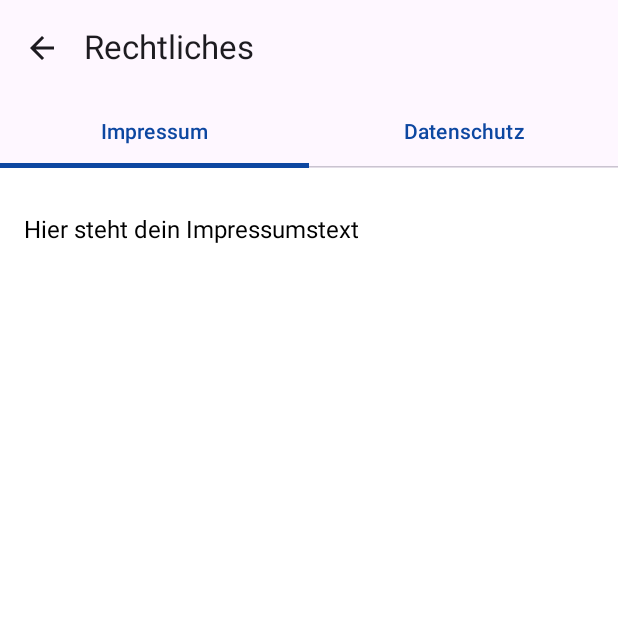
After one commit to Cyberfuture2002/FixPilot, an Android app built with Jetpack Compose: the composable LegalScreen shown on its own in the app's theme, on a phone screen of 412 x 824 dp, the top half of it. The commit adds this screen. Run offline under Robolectric (Android 15) with nearby library versions, the phone set to English and light mode, and no system bars.

Commit message:
Rechtliches

```diff
--- a/app/src/main/java/com/example/fixpilot/ui/MainScreen.kt
+++ b/app/src/main/java/com/example/fixpilot/ui/MainScreen.kt
@@ -21,6 +21,7 @@ import androidx.compose.material.icons.filled.*
 import androidx.compose.ui.res.stringResource
 import com.example.fixpilot.ui.screens.feedback.FeedbackScreen
 import com.example.fixpilot.R
+import com.example.fixpilot.ui.screens.legal.LegalScreen
 
 @Composable
 fun MainScreen(navController: NavHostController, viewModel: AppViewModel) {
@@ -85,6 +86,10 @@ fun MainScreen(navController: NavHostController, viewModel: AppViewModel) {
                 val solutionId = backStackEntry.arguments?.getString("solutionId") ?: return@composable
                 SolutionScreen(solutionId, navController)
             }
+            composable("legal") {
+                LegalScreen(navController = navController)
+            }
+
         }
     }
 }
--- a/app/src/main/java/com/example/fixpilot/ui/navigation/NavGraph.kt
+++ b/app/src/main/java/com/example/fixpilot/ui/navigation/NavGraph.kt
@@ -13,6 +13,7 @@ import com.example.fixpilot.ui.screens.questionflow.FragebaumScreen
 import com.example.fixpilot.ui.screens.solution.SolutionScreen
 import com.example.fixpilot.viewmodel.AppViewModel
 import com.example.fixpilot.ui.splash.SplashScreen
+import com.example.fixpilot.ui.screens.legal.LegalScreen
 
 @Composable
 fun FixPilotNavGraph(
@@ -39,6 +40,10 @@ fun FixPilotNavGraph(
         composable("settings") {
             EinstellungenScreen(viewModel = viewModel, navController = navController)
         }
+        composable("legal") {
+            LegalScreen(navController = navController)
+        }
+
         composable("solution/{solutionId}") { backStackEntry ->
             val solutionId = backStackEntry.arguments?.getString("solutionId")
             if (solutionId == null) {
--- /dev/null
+++ b/app/src/main/java/com/example/fixpilot/ui/screens/legal/LegalScreen.kt
@@ -0,0 +1,74 @@
+package com.example.fixpilot.ui.screens.legal
+
+import androidx.compose.foundation.layout.*
+import androidx.compose.material3.*
+import androidx.compose.runtime.*
+import androidx.compose.ui.Modifier
+import androidx.compose.ui.res.stringResource
+import androidx.compose.ui.unit.dp
+import androidx.navigation.NavHostController
+import com.example.fixpilot.R
+import androidx.compose.material.icons.Icons
+import androidx.compose.material.icons.filled.ArrowBack
+
+
+
+@OptIn(ExperimentalMaterial3Api::class)
+@Composable
+fun LegalScreen(navController: NavHostController) {
+    val tabs = listOf(
+        stringResource(R.string.imprint_title),
+        stringResource(R.string.privacy_title)
+    )
+    var selectedTab by remember { mutableStateOf(0) }
+
+    Scaffold(
+        topBar = {
+            TopAppBar(
+                title = { Text(stringResource(R.string.legal_screen_title)) },
+                navigationIcon = {
+                    IconButton(onClick = { navController.popBackStack() }) {
+                        Icon(Icons.Default.ArrowBack, contentDescription = "Zurück")
+                    }
+                }
+            )
+        }
+    ) { padding ->
+        Column(
+            Modifier
+                .padding(padding)
+                .fillMaxSize()
+        ) {
+            TabRow(selectedTabIndex = selectedTab) {
+                tabs.forEachIndexed { index, title ->
+                    Tab(
+                        selected = selectedTab == index,
+                        onClick = { selectedTab = index },
+                        text = { Text(title) }
+                    )
+                }
+            }
+
+            Spacer(modifier = Modifier.height(16.dp))
+
+            when (selectedTab) {
+                0 -> {
+                    // Impressum Text
+                    Text(
+                        text = stringResource(R.string.imprint_text),
+                        style = MaterialTheme.typography.bodyLarge,
+                        modifier = Modifier.padding(16.dp)
+                    )
+                }
+                1 -> {
+                    // Datenschutz Text
+                    Text(
+                        text = stringResource(R.string.privacy_text),
+                        style = MaterialTheme.typography.bodyLarge,
+                        modifier = Modifier.padding(16.dp)
+                    )
+                }
+            }
+        }
+    }
+}
--- a/app/src/main/res/values/strings.xml
+++ b/app/src/main/res/values/strings.xml
@@ -28,6 +28,15 @@
     <string name="app_version">App-Version: 0.0.1</string>
     <string name="cache_clear">Cache leeren</string>
     <string name="privacy_imprint">Datenschutz &amp; Impressum</string>
+    <string name="show_tech_fact">Tech-Facts anzeigen</string>
+
+    <string name="legal_screen_title">Rechtliches</string>
+    <string name="imprint_title">Impressum</string>
+    <string name="imprint_text">Hier steht dein Impressumstext</string>
+    <string name="privacy_title">Datenschutz</string>
+    <string name="privacy_text">Hier steht dein Datenschutzhinweis</string>
+
+
 
     <!-- Neue Texte für mehr Infos auf dem Homescreen -->
     <string name="additional_info_line1">Keine langen Handbücher mehr. Keine endlosen Foren.</string>
```
Also changed, not shown: app/src/main/java/com/example/fixpilot/data/PreferenceHelper.kt (+29 -12 lines), app/src/main/java/com/example/fixpilot/ui/screens/einstellungen/EinstellungenScreen.kt (+19 -6 lines), app/src/main/java/com/example/fixpilot/ui/screens/home/HomeScreen.kt (+7 -23 lines), app/src/main/java/com/example/fixpilot/viewmodel/AppViewModel.kt (+21 -3 lines), 1 other file.
